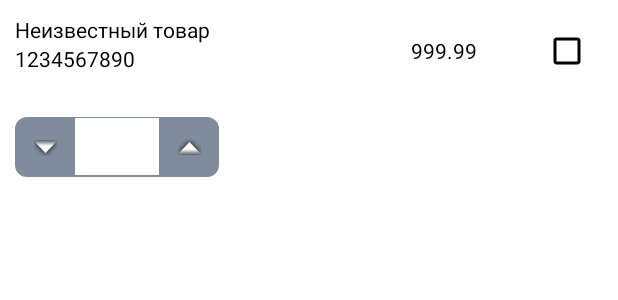
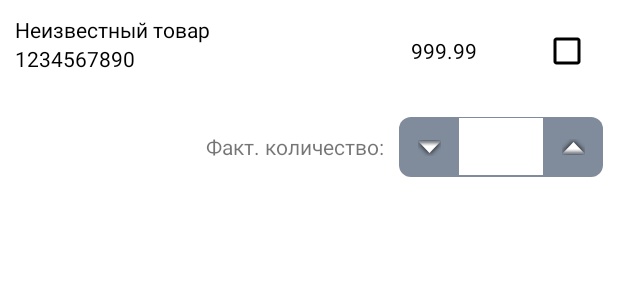
Before and after one commit to theprogrammer67/datacollectionterminal, an Android app: the layout document_row.xml on its own in the app's theme, with its tools: preview values and no code run, on a phone screen of 412 x 824 dp. Shown: the top 300 px of the screen. Run offline under Robolectric (Android 15) with nearby library versions, the phone set to English and light mode, and no system bars.

Commit message:
improve: выравнивание по правому краю

```diff
--- a/app/src/main/res/layout/document_row.xml
+++ b/app/src/main/res/layout/document_row.xml
@@ -72,6 +72,16 @@
             android:visibility="gone"
             tools:visibility="visible">
 
+            <Space
+                android:layout_width="0dp"
+                android:layout_height="wrap_content"
+                android:layout_weight="1" />
+
+            <TextView android:layout_width="wrap_content"
+                android:layout_height="match_parent"
+                android:padding="10dp"
+                android:text="Факт. количество:"/>
+
             <include
                 android:id="@+id/lyEditQuantity"
                 layout="@layout/edit_quantity"
```
